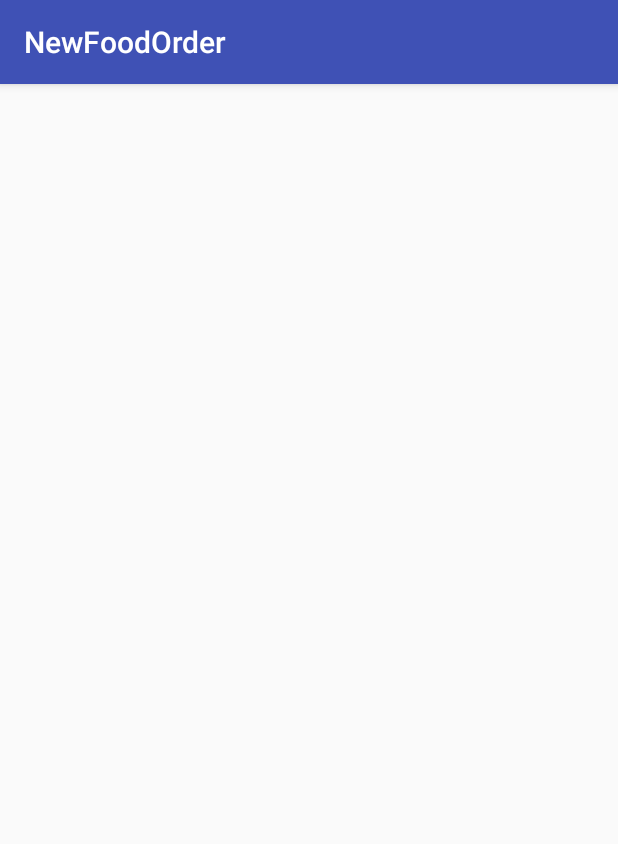
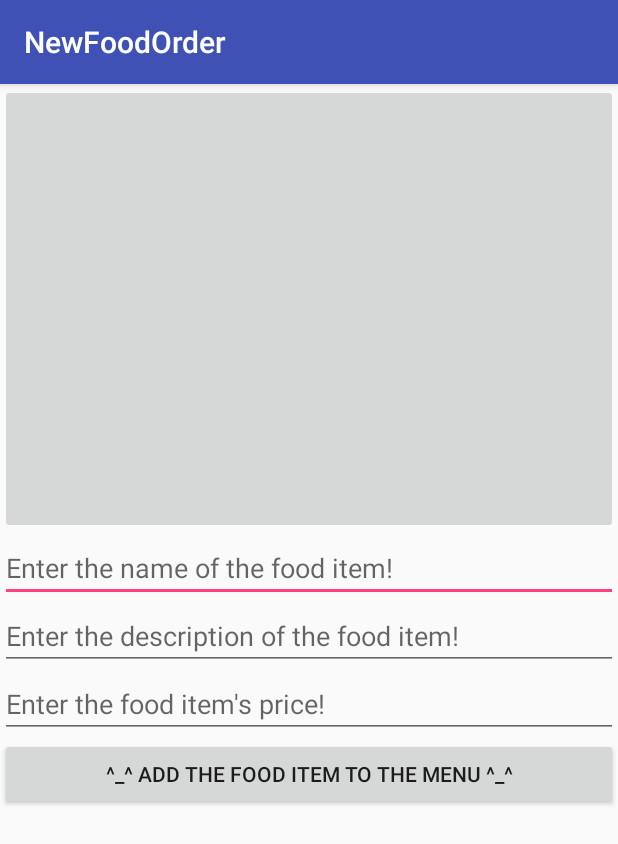
Before and after one commit to codeherlife/NewFoodOrder, an Android app: the AddFood screen opened directly, with no data from a screen before it, on a phone screen of 412 x 824 dp. Shown: the top 844 px of the screen. Run offline under Robolectric (Android 15) with nearby library versions, the phone set to English and light mode, and no system bars.

Commit message:
added buttons and functionality for item description and price and name

```diff
--- a/app/src/main/java/com/codeherlife/newfoodorder/AddFood.java
+++ b/app/src/main/java/com/codeherlife/newfoodorder/AddFood.java
@@ -2,12 +2,22 @@ package com.codeherlife.newfoodorder;
 
 import android.support.v7.app.AppCompatActivity;
 import android.os.Bundle;
+import android.widget.EditText;
+import android.widget.ImageButton;
 
 public class AddFood extends AppCompatActivity {
+
+    private ImageButton foodImage;
+    private static final int GALLREQ = 1;
+    private EditText name, desc, price;
 
     @Override
     protected void onCreate(Bundle savedInstanceState) {
         super.onCreate(savedInstanceState);
         setContentView(R.layout.activity_add_food);
+
+        name = (EditText) findViewById(R.id.itemName);
+        desc = (EditText) findViewById(R.id.itemDesc);
+        price = (EditText) findViewById(R.id.itemPrice);
     }
 }
--- a/app/src/main/res/layout/activity_add_food.xml
+++ b/app/src/main/res/layout/activity_add_food.xml
@@ -1,9 +1,42 @@
 <?xml version="1.0" encoding="utf-8"?>
-<android.support.constraint.ConstraintLayout xmlns:android="http://schemas.android.com/apk/res/android"
+<LinearLayout xmlns:android="http://schemas.android.com/apk/res/android"
     xmlns:app="http://schemas.android.com/apk/res-auto"
     xmlns:tools="http://schemas.android.com/tools"
     android:layout_width="match_parent"
     android:layout_height="match_parent"
+    android:orientation="vertical"
     tools:context="com.codeherlife.newfoodorder.AddFood">
 
-</android.support.constraint.ConstraintLayout>
+    <ImageButton
+        android:layout_width="match_parent"
+        android:layout_height="300dp"
+        android:onClick="imageButtonClicked"
+        android:id="@+id/foodImageButton"
+        />
+
+    <EditText
+        android:layout_width="match_parent"
+        android:layout_height="wrap_content"
+        android:id="@+id/itemName"
+        android:hint="Enter the name of the food item!"
+        />
+
+    <EditText
+        android:layout_width="match_parent"
+        android:layout_height="wrap_content"
+        android:id="@+id/itemDesc"
+        android:hint="Enter the description of the food item!"
+        />
+    <EditText
+        android:layout_width="match_parent"
+        android:layout_height="wrap_content"
+        android:id="@+id/itemPrice"
+        android:hint="Enter the food item's price!"
+        />
+    <Button
+        android:layout_width="match_parent"
+        android:layout_height="wrap_content"
+        android:text="^_^ Add the food item to the menu ^_^"
+        android:onClick="addItemButtonClicked"/>
+
+</LinearLayout>
```
